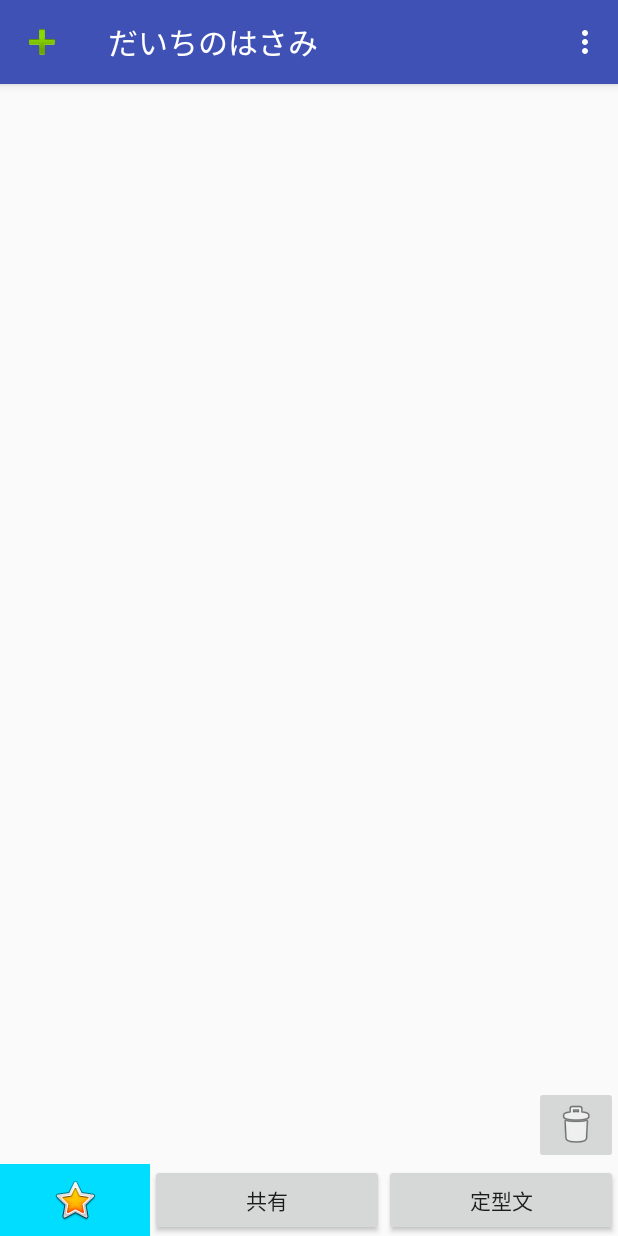
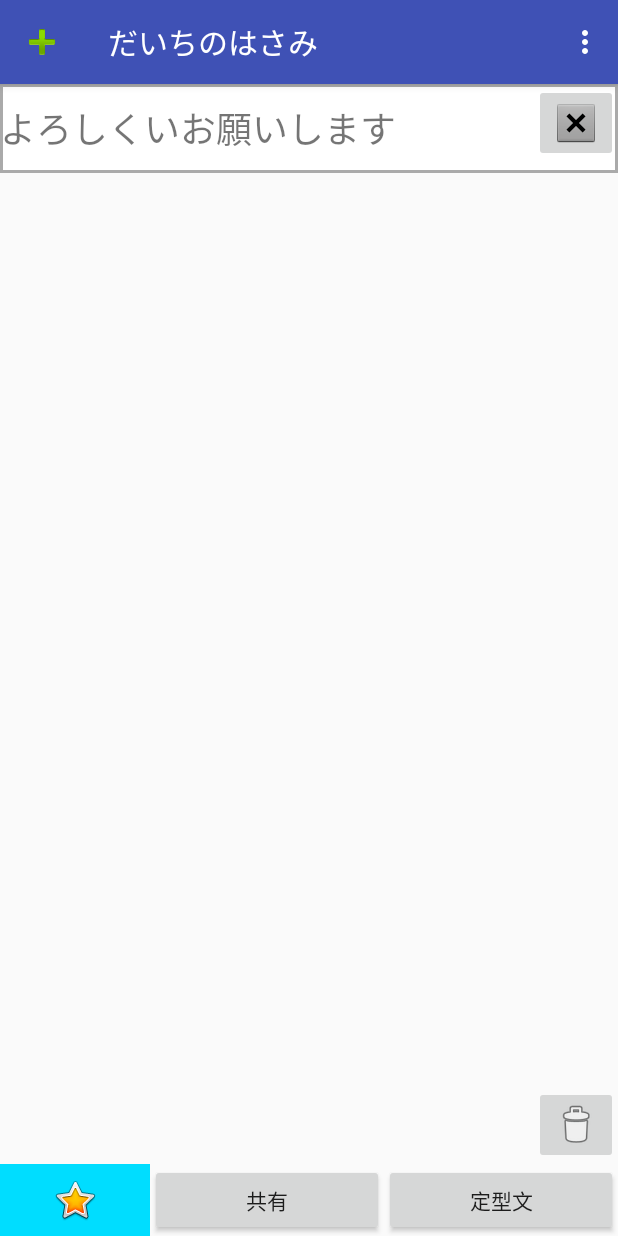
Before and after one commit to Funabashi-Joho-Business/X15G_F, an Android app: the screen it shows after launch (MainActivity), on a phone screen of 412 x 824 dp. Run offline under Robolectric (Android 15) with nearby library versions, the phone set to English and light mode, and no system bars.

Commit message:
画面遷移

```diff
--- a/app/src/main/java/jp/ac/chiba_fjb/f/home/homeFragment.java
+++ b/app/src/main/java/jp/ac/chiba_fjb/f/home/homeFragment.java
@@ -10,6 +10,7 @@ import android.view.LayoutInflater;
 import android.view.View;
 import android.view.ViewGroup;
 import android.widget.Button;
+import android.widget.ImageButton;
 
 
 /**
@@ -35,6 +36,7 @@ public class homeFragment extends Fragment  {
         super.onViewCreated(view, savedInstanceState);
         Button kyouyubutton = (Button)view.findViewById(R.id.kyouyubutton);
         Button teikeibunbutton = (Button)view.findViewById(R.id.teikeibunbutton);
+        ImageButton gomibakobutton = (ImageButton)view.findViewById(R.id.gomibakobutton);
 
         kyouyubutton.setOnClickListener(new View.OnClickListener() {
             public void onClick(View v) {
@@ -52,5 +54,13 @@ public class homeFragment extends Fragment  {
             }
         });
 
+        gomibakobutton.setOnClickListener(new View.OnClickListener() {
+            public void onClick(View v) {
+                FragmentTransaction ft = getFragmentManager().beginTransaction();
+                ft.replace(R.id.faragment_area, new gomi2Fragment());
+                ft.commit();
+            }
+        });
+
     }
 }
--- /dev/null
+++ b/app/src/main/res/drawable/wakusen.xml
@@ -0,0 +1,6 @@
+<?xml version="1.0" encoding="utf-8"?>
+<shape xmlns:android="http://schemas.android.com/apk/res/android"
+    android:shape="rectangle">
+    <solid android:color="#FFFFFF"/>
+    <stroke android:width="2dp" android:color="#AAAAAA" />
+</shape>
--- a/app/src/main/res/layout/home.xml
+++ b/app/src/main/res/layout/home.xml
@@ -4,7 +4,8 @@
     xmlns:tools="http://schemas.android.com/tools"
     android:layout_width="match_parent"
     android:layout_height="match_parent"
-    tools:context="jp.ac.chiba_fjb.f.home.MainActivity">
+    tools:context="jp.ac.chiba_fjb.f.home.MainActivity"
+    android:orientation="vertical">
 
     <LinearLayout
         android:layout_width="match_parent"
@@ -12,6 +13,29 @@
         android:orientation="vertical"
         tools:layout_editor_absoluteX="8dp"
         tools:layout_editor_absoluteY="8dp">
+
+        <FrameLayout
+            android:layout_width="match_parent"
+            android:layout_height="wrap_content">
+
+            <TextView
+                android:id="@+id/textView9"
+                android:layout_width="match_parent"
+                android:layout_height="59dp"
+                android:background="@drawable/wakusen"
+                android:gravity="center_vertical"
+                android:text="よろしくいお願いします"
+                android:textSize="24sp" />
+
+            <ImageButton
+                android:id="@+id/imageButton3"
+                android:layout_width="wrap_content"
+                android:layout_height="wrap_content"
+                android:layout_gravity="right"
+                android:layout_weight="0.22"
+                app:srcCompat="@android:drawable/btn_dialog" />
+
+        </FrameLayout>
 
         <ScrollView
             android:layout_width="match_parent"
@@ -25,7 +49,7 @@
                 android:orientation="vertical">
 
                 <ImageButton
-                    android:id="@+id/imageButton2"
+                    android:id="@+id/gomibakobutton"
                     android:layout_width="wrap_content"
                     android:layout_height="wrap_content"
                     android:layout_gravity="right"
--- a/app/src/main/res/layout/teikeibun.xml
+++ b/app/src/main/res/layout/teikeibun.xml
@@ -29,7 +29,7 @@
                     android:orientation="vertical">
 
                     <ImageButton
-                        android:id="@+id/imageButton2"
+                        android:id="@+id/gomibakobutton"
                         android:layout_width="wrap_content"
                         android:layout_height="wrap_content"
                         android:layout_gravity="right"
```
Also changed, not shown: app/src/main/java/jp/ac/chiba_fjb/f/home/kyoyuFragment.java (+9 -0 lines), app/src/main/java/jp/ac/chiba_fjb/f/home/teikeibunFragment.java (+10 -0 lines).
